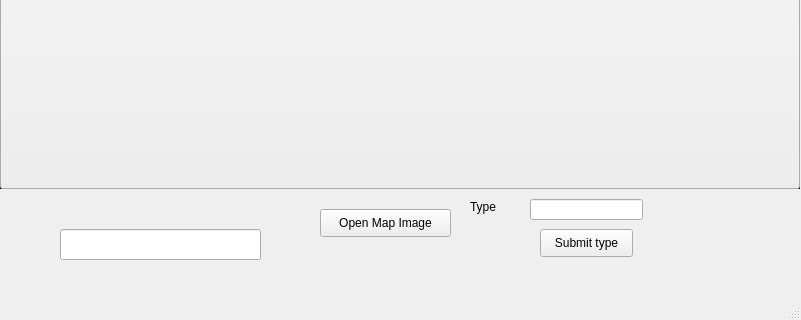
The window that my_qlabel/mainwindow.ui (RoomQuest/Map-File-Generator) describes before a commit, drawn with Qt 5; both pictures show x 0 to 801 and y 428 to 748 of the 801 by 748 pixel window.
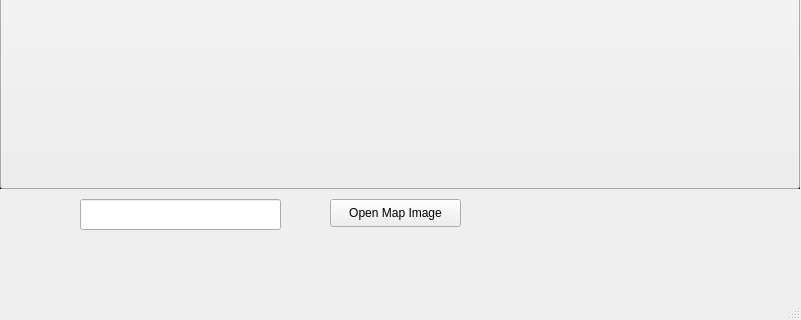
The same window after the commit.

The edit to the form file:
```diff
--- a/my_qlabel/mainwindow.ui
+++ b/my_qlabel/mainwindow.ui
@@ -55,54 +55,18 @@
    <widget class="QLineEdit" name="Coords">
     <property name="geometry">
      <rect>
-      <x>60</x>
-      <y>640</y>
+      <x>80</x>
+      <y>610</y>
       <width>201</width>
       <height>31</height>
      </rect>
     </property>
    </widget>
-   <widget class="QLineEdit" name="typeInput">
-    <property name="geometry">
-     <rect>
-      <x>530</x>
-      <y>610</y>
-      <width>113</width>
-      <height>21</height>
-     </rect>
-    </property>
-   </widget>
-   <widget class="QLabel" name="label">
-    <property name="geometry">
-     <rect>
-      <x>470</x>
-      <y>610</y>
-      <width>55</width>
-      <height>16</height>
-     </rect>
-    </property>
-    <property name="text">
-     <string>Type</string>
-    </property>
-   </widget>
-   <widget class="QPushButton" name="subTypeButton">
-    <property name="geometry">
-     <rect>
-      <x>540</x>
-      <y>640</y>
-      <width>93</width>
-      <height>28</height>
-     </rect>
-    </property>
-    <property name="text">
-     <string>Submit type</string>
-    </property>
-   </widget>
    <widget class="QPushButton" name="openFile">
     <property name="geometry">
      <rect>
-      <x>320</x>
-      <y>620</y>
+      <x>330</x>
+      <y>610</y>
       <width>131</width>
       <height>28</height>
      </rect>
```
Left out of the diff: 7 changed lines with no effect on the pictures.
